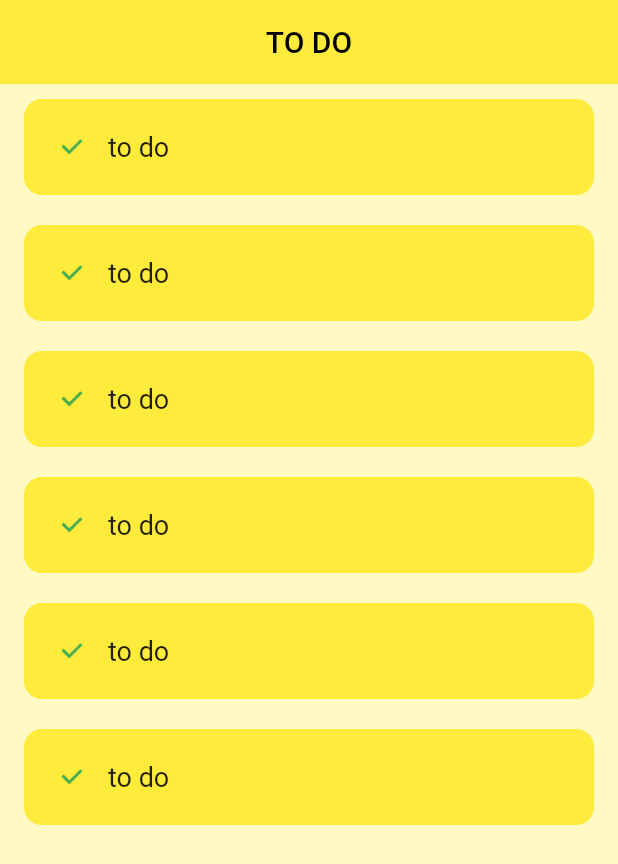
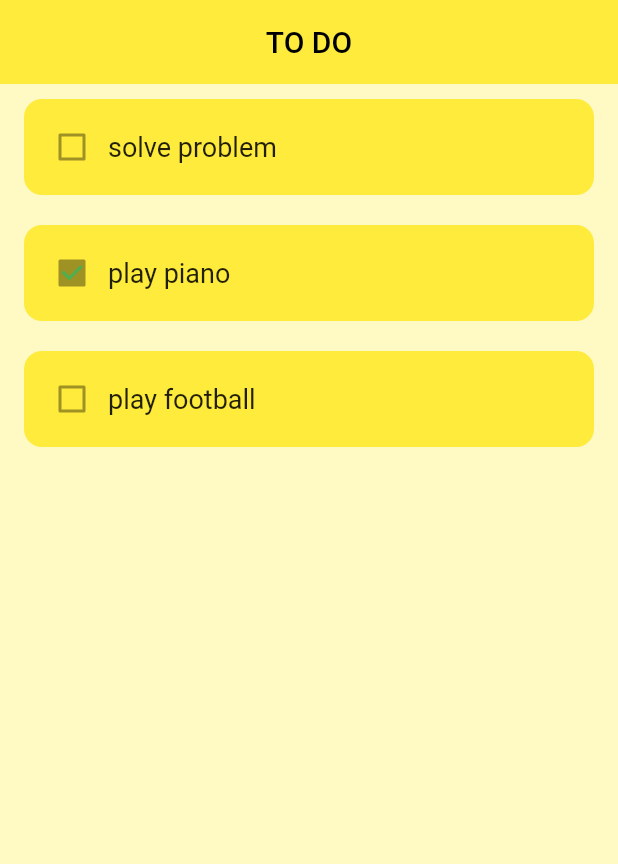
Before and after one commit to Hishamk99/todo-local-database, a Flutter app: the screen it shows after launch, on a phone screen of 412 x 824 dp. Shown: the top 864 px of the screen. Run offline on Flutter 3.47's test engine with Material 3 defaults, Android fonts, the phone set to English and light mode, and no system bars.

Commit message:
create todo list and pass data

```diff
--- a/lib/screens/home_page.dart
+++ b/lib/screens/home_page.dart
@@ -1,9 +1,19 @@
 import 'package:flutter/material.dart';
 import 'package:todo_with_hive_app/widgets/todo_item.dart';
 
-class HomePage extends StatelessWidget {
+class HomePage extends StatefulWidget {
   const HomePage({super.key});
 
+  @override
+  State<HomePage> createState() => _HomePageState();
+}
+
+class _HomePageState extends State<HomePage> {
+  List todoList = [
+    ['solve problem', false],
+    ['play piano', true],
+    ['play football', false],
+  ];
   @override
   Widget build(BuildContext context) {
     return SafeArea(
@@ -15,9 +25,12 @@ class HomePage extends StatelessWidget {
           elevation: 0,
         ),
         body: ListView.builder(
-          itemCount: 6,
+          itemCount: todoList.length,
           itemBuilder: (context, index) {
-            return const TodoItem();
+            return TodoItem(
+              textName: todoList[index][0],
+              val: todoList[index][1],
+            );
           },
         ),
       ),
--- a/lib/widgets/todo_item.dart
+++ b/lib/widgets/todo_item.dart
@@ -3,8 +3,13 @@ import 'package:flutter/material.dart';
 class TodoItem extends StatelessWidget {
   const TodoItem({
     super.key,
+    required this.textName,
+    required this.val,
+    this.onChanged,
   });
-
+  final String textName;
+  final bool val;
+  final void Function(bool?)? onChanged;
   @override
   Widget build(BuildContext context) {
     return Padding(
@@ -18,13 +23,13 @@ class TodoItem extends StatelessWidget {
         child: Row(
           children: [
             Checkbox(
-              value: true,
-              onChanged: (val) {},
+              value: val,
+              onChanged: onChanged,
               checkColor: Colors.green,
             ),
-            const Text(
-              'to do',
-              style: TextStyle(
+            Text(
+              textName,
+              style: const TextStyle(
                 fontSize: 18,
               ),
             ),
```
